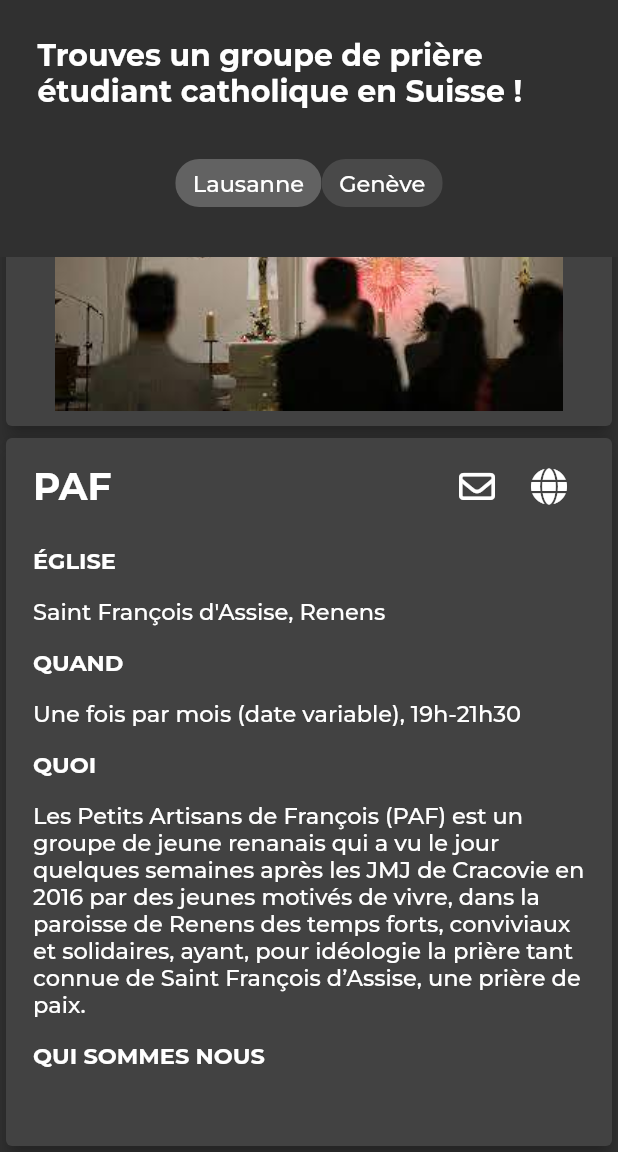
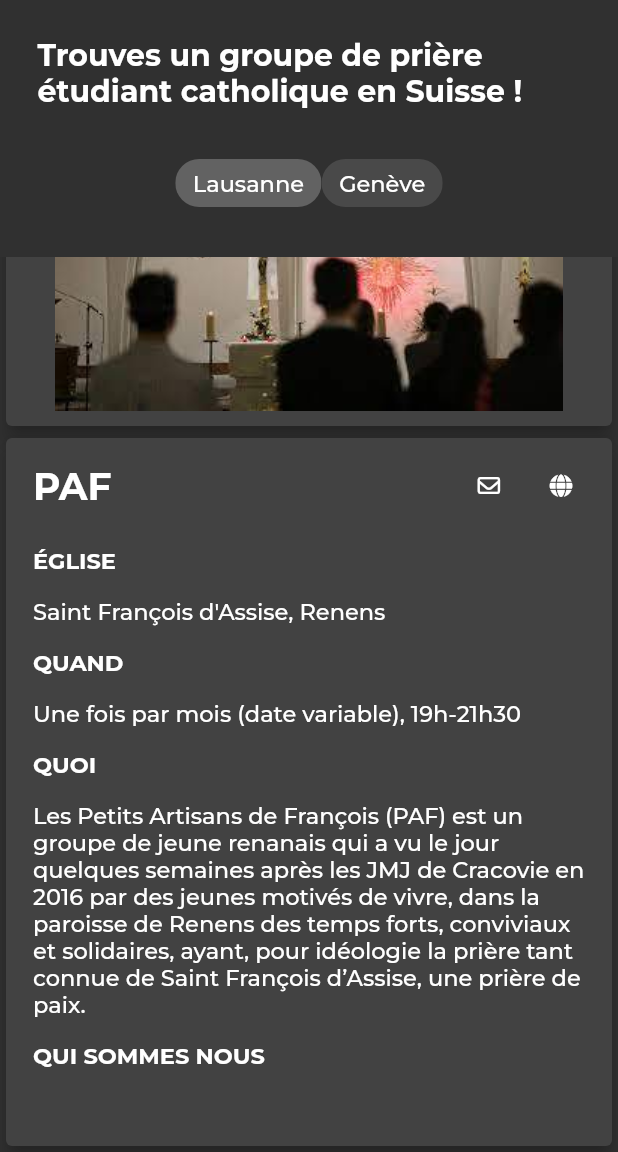
Before and after one commit to matheus-bernat/WeFind, a Flutter app: the screen it shows after launch, scrolled down 476 dp, on a phone screen of 412 x 824 dp, the part 84-1236 px from its top. Run offline on Flutter 3.47's test engine with Material 2 defaults, Android fonts, the phone set to English and light mode, and no system bars; our stand-ins replace firebase_core, font_awesome_flutter, google_fonts, google_maps_flutter; missing offline and left inert: universal_html; accounts and stored records are empty; statements that could not run were skipped.

```diff
--- a/lib/main.dart
+++ b/lib/main.dart
@@ -14,7 +14,7 @@ class MyApp extends StatelessWidget {
   @override
   Widget build(BuildContext context) {
     return MaterialApp(
-      title: 'WeFind',
+      title: 'WeFind - Groupes de prière étudiants en Suisse',
       theme: AppTheme().themeData,
       home: HomeScreen(),
       debugShowCheckedModeBanner: false
--- a/lib/widgets/social_media_buttons.dart
+++ b/lib/widgets/social_media_buttons.dart
@@ -11,12 +11,11 @@ class SocialMediaButtons extends StatelessWidget {
 
   const SocialMediaButtons(this.youthGroup);
 
-
-
   Future openEmailApp(String email) async {
     final String subject = '';
     final String message = '';
-    final url = 'mailto:$email?subject=${Uri.encodeFull(subject)}&body=${Uri.encodeFull(message)}';
+    final url =
+        'mailto:$email?subject=${Uri.encodeFull(subject)}&body=${Uri.encodeFull(message)}';
     var urlParsed = Uri.parse(url);
     if (await canLaunchUrl(urlParsed)) {
       await launchUrl(urlParsed);
@@ -29,6 +28,8 @@ class SocialMediaButtons extends StatelessWidget {
       children: [
         youthGroup.instagram != ''
             ? IconButton(
+                padding: EdgeInsets.all(0),
+                iconSize: 15,
                 tooltip: 'Instagram',
                 splashRadius: 20,
                 onPressed: () {
@@ -39,6 +40,8 @@ class SocialMediaButtons extends StatelessWidget {
             : Container(),
         youthGroup.facebook != ''
             ? IconButton(
+                padding: EdgeInsets.all(0),
+                iconSize: 15,
                 tooltip: 'Facebook',
                 splashRadius: 20,
                 onPressed: () {
@@ -49,6 +52,8 @@ class SocialMediaButtons extends StatelessWidget {
             : Container(),
         youthGroup.email != ''
             ? IconButton(
+                padding: EdgeInsets.all(0),
+                iconSize: 15,
                 tooltip: 'Email',
                 splashRadius: 20,
                 onPressed: () {
@@ -59,12 +64,14 @@ class SocialMediaButtons extends StatelessWidget {
             : Container(),
         youthGroup.website != ''
             ? IconButton(
+                padding: EdgeInsets.all(0),
+                iconSize: 15,
                 tooltip: 'Website',
                 splashRadius: 20,
                 onPressed: () {
                   html.window.open(youthGroup.website, '_blank');
                 },
-                icon: const FaIcon(FontAwesomeIcons.globe),
+                icon: const FaIcon(FontAwesomeIcons.globe, ),
               )
             : Container(),
       ],
--- a/lib/widgets/youth_group_card.dart
+++ b/lib/widgets/youth_group_card.dart
@@ -33,7 +33,7 @@ class YouthGroupCard extends StatelessWidget {
           crossAxisAlignment: CrossAxisAlignment.start,
           children: [
             Padding(
-              padding: const EdgeInsets.all(8.0),
+              padding: const EdgeInsets.only(left: 8.0, top: 8.0, bottom: 8.0),
               child: Row(
                 mainAxisAlignment: MainAxisAlignment.spaceBetween,
                 children: [
@@ -41,7 +41,7 @@ class YouthGroupCard extends StatelessWidget {
                     youthGroup.name,
                     style: theme.textTheme.headline2,
                   ),
-                  SocialMediaButtons(youthGroup)
+                  SocialMediaButtons(youthGroup),
                 ],
               ),
             ),
@@ -96,6 +96,7 @@ class YouthGroupCard extends StatelessWidget {
                 style: theme.textTheme.bodyText1,
               ),
             ),
+
             youthGroup.imagesAddress.isNotEmpty
                 ? Center(child: getImage(youthGroup.imagesAddress))
                 : Container(),
--- a/pubspec.yaml
+++ b/pubspec.yaml
@@ -39,6 +39,7 @@ dependencies:
   google_fonts: ^3.0.1
   firebase_core: ^1.21.0
   universal_html: ^2.0.8
+  carousel_slider: ^4.1.1
 
 dev_dependencies:
   flutter_test:
```
Also changed, not shown: pubspec.lock, 2 other files.
